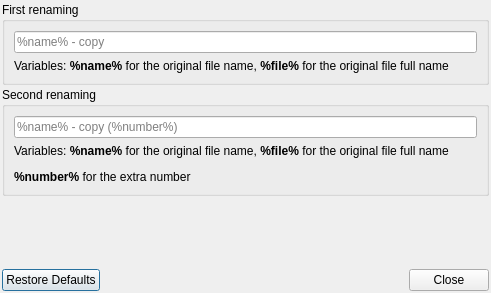
Above: plugins/CopyEngine/Ultracopier/RenamingRules.ui from alphaonex86/Ultracopier before the change. Below: the same form after it.
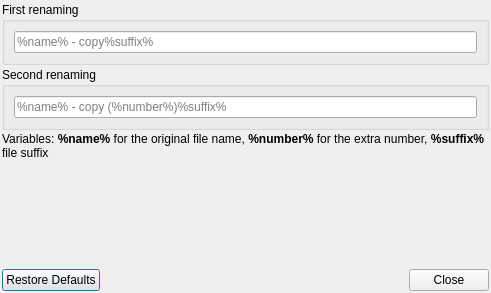
That is the form after the change.

Commit message: [Improvement] Improve remaing rules

Patch:
```diff
--- a/plugins/CopyEngine/Ultracopier/RenamingRules.ui
+++ b/plugins/CopyEngine/Ultracopier/RenamingRules.ui
@@ -38,14 +38,7 @@
       <item>
        <widget class="QLineEdit" name="firstRenamingRule">
         <property name="placeholderText">
-         <string extracomment="%name% should not be translated">%name% - copy</string>
-        </property>
-       </widget>
-      </item>
-      <item>
-       <widget class="QLabel" name="label_3">
-        <property name="text">
-         <string extracomment=" should not be translated">&lt;html&gt;&lt;head/&gt;&lt;body&gt;&lt;p&gt;Variables: &lt;span style=&quot; font-weight:600;&quot;&gt;%name%&lt;/span&gt; for the original file name, &lt;span style=&quot; font-weight:600;&quot;&gt;%file%&lt;/span&gt; for the original file full name&lt;/p&gt;&lt;/body&gt;&lt;/html&gt;</string>
+         <string extracomment="%name% should not be translated">%name% - copy%suffix%</string>
         </property>
        </widget>
       </item>
@@ -61,18 +54,21 @@
       <item>
        <widget class="QLineEdit" name="otherRenamingRule">
         <property name="placeholderText">
-         <string extracomment="%name%, %number% should not be translated">%name% - copy (%number%)</string>
+         <string extracomment="%name%, %number% should not be translated">%name% - copy (%number%)%suffix%</string>
         </property>
+       </widget>
+      </item>
+     </layout>
        </widget>
       </item>
       <item>
        <widget class="QLabel" name="label_4">
         <property name="text">
-         <string extracomment="%name%, %number% should not be translated">&lt;html&gt;&lt;head/&gt;&lt;body&gt;&lt;p&gt;Variables: &lt;span style=&quot; font-weight:600;&quot;&gt;%name%&lt;/span&gt; for the original file name, &lt;span style=&quot; font-weight:600;&quot;&gt;%file%&lt;/span&gt; for the original file full name&lt;/p&gt;&lt;p&gt;&lt;span style=&quot; font-weight:600;&quot;&gt;%number%&lt;/span&gt; for the extra number&lt;/p&gt;&lt;/body&gt;&lt;/html&gt;</string>
-        </property>
-       </widget>
-      </item>
-     </layout>
+      <string extracomment="%name%, %number% should not be translated">&lt;html&gt;&lt;head/&gt;&lt;body&gt;&lt;p&gt;Variables: &lt;span style=&quot; font-weight:600;&quot;&gt;%name%&lt;/span&gt; for the original file name, &lt;span style=&quot; font-weight:600;&quot;&gt;%number%&lt;/span&gt; for the extra number, &lt;span style=&quot; font-weight:600;&quot;&gt;%suffix%&lt;/span&gt; file suffix&lt;/p&gt;&lt;/body&gt;&lt;/html&gt;</string>
+     </property>
+     <property name="wordWrap">
+      <bool>true</bool>
+     </property>
     </widget>
    </item>
    <item>
```
Lines whose indentation alone changed are shown as unchanged. The commit also changes 48 other files.
